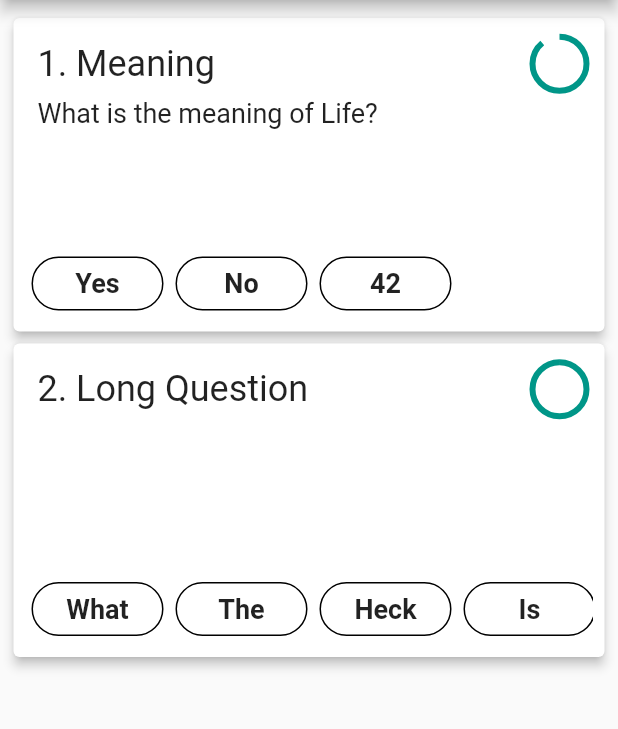
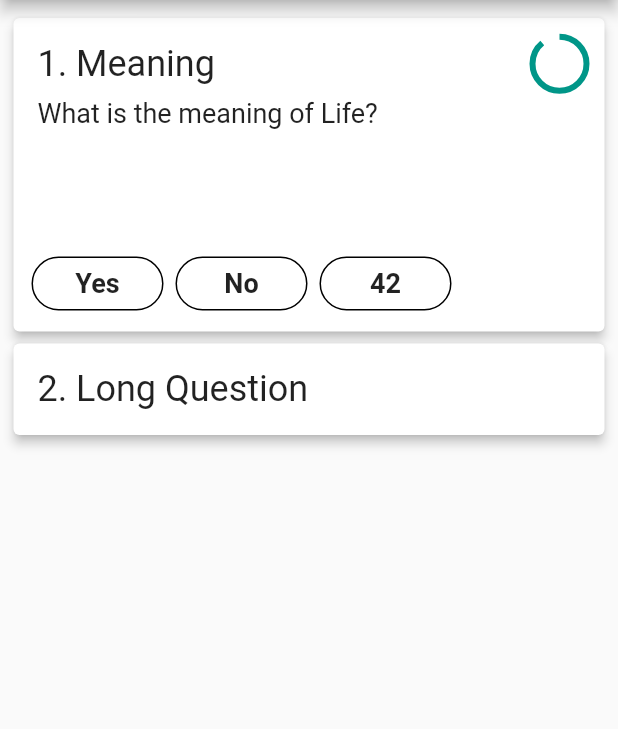
Before and after one commit to tusharsadhwani/quiz-app, a Flutter app: the screen it shows after launch, after a tap on "Start", on a phone screen of 412 x 824 dp, the part 84-813 px from its top. Run offline on Flutter 3.47's test engine with Material 2 defaults, Android fonts, the phone set to English and light mode, and no system bars.

```diff
--- a/lib/widgets/questions/question_card.dart
+++ b/lib/widgets/questions/question_card.dart
@@ -17,11 +17,14 @@ class QuestionCard extends StatefulWidget {
 }
 
 class _QuestionCardState extends State<QuestionCard>
-    with SingleTickerProviderStateMixin {
+    with TickerProviderStateMixin {
   var _questionCardState = CardStates.Pending;
 
   AnimationController _timeController;
   Animation<double> _timeLeft;
+
+  final _animationDuration = Duration(milliseconds: 300);
+  final _contentMinHeight = 100.0;
 
   @override
   void initState() {
@@ -100,7 +103,14 @@ class _QuestionCardState extends State<QuestionCard>
                         ),
                       ),
                     ),
-                    AnimatedBuilder(
+                    AnimatedContainer(
+                      duration: _animationDuration,
+                      foregroundDecoration: BoxDecoration(
+                        color: _questionCardState == CardStates.Running
+                            ? Colors.white.withOpacity(0.0)
+                            : Colors.white,
+                      ),
+                      child: AnimatedBuilder(
                         animation: _timeLeft,
                         builder: (_, __) => Padding(
                           padding: const EdgeInsets.fromLTRB(20, 4, 4, 4),
@@ -109,21 +119,41 @@ class _QuestionCardState extends State<QuestionCard>
                           ),
                         ),
                       ),
+                    ),
                   ],
                 ),
               ),
+              AnimatedSize(
+                duration: _animationDuration,
+                vsync: this,
+                child: Container(
+                  width: double.infinity,
+                  alignment: Alignment.topLeft,
+                  constraints: _questionCardState == CardStates.Running
+                      ? BoxConstraints(
+                          minHeight: 100.0, maxHeight: double.infinity)
+                      : BoxConstraints(minHeight: 0.0, maxHeight: 0.0),
+                  child: SingleChildScrollView(
+                    physics: NeverScrollableScrollPhysics(),
+                    child: Column(
+                      crossAxisAlignment: CrossAxisAlignment.start,
+                      children: [
                         Container(
+                          width: double.infinity,
                           constraints: BoxConstraints(
-                  minHeight: 100,
+                            minHeight: _contentMinHeight,
                           ),
                           padding: const EdgeInsets.symmetric(horizontal: 8.0),
                           child: Column(
+                            crossAxisAlignment: CrossAxisAlignment.start,
                             children: <Widget>[
                               if (_questionCardState == CardStates.Running)
-                      Text(
+                                Container(
+                                  child: Text(
                                     widget.questionData['question'],
                                     style: TextStyle(
                                       fontSize: 18,
+                                    ),
                                   ),
                                 ),
                             ],
@@ -132,7 +162,8 @@ class _QuestionCardState extends State<QuestionCard>
                         SingleChildScrollView(
                           scrollDirection: Axis.horizontal,
                           child: Row(
-                  children: (widget.questionData['answers'] as List<String>)
+                            children:
+                                (widget.questionData['answers'] as List<String>)
                                     .map(
                                       (answer) => AnswerButton(
                                         answer,
@@ -140,6 +171,11 @@ class _QuestionCardState extends State<QuestionCard>
                                       ),
                                     )
                                     .toList(),
+                          ),
+                        ),
+                      ],
+                    ),
+                  ),
                 ),
               ),
             ],
```
Lines whose indentation alone changed are shown as unchanged.
